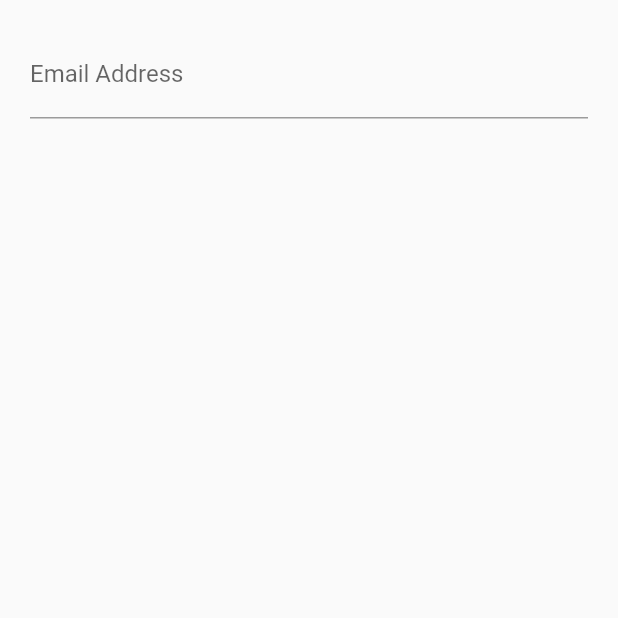
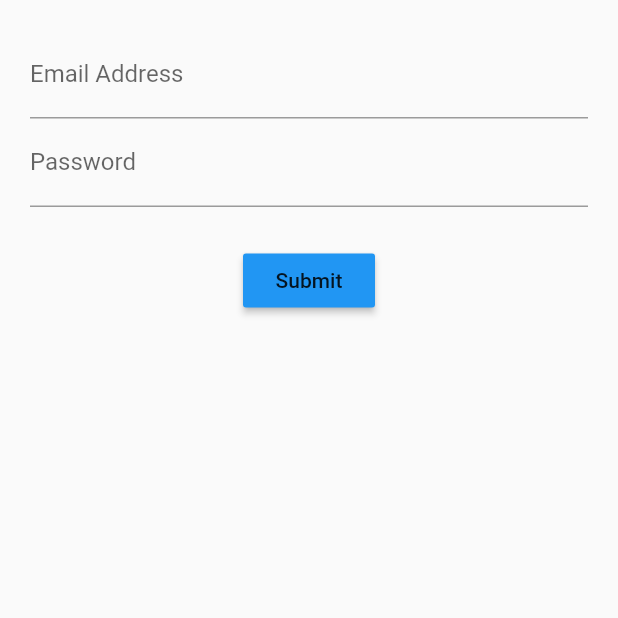
Before and after one commit to garciawell/flutteradvancedapp, a Flutter app: the screen it shows after launch, on a phone screen of 412 x 824 dp, the top half of it. Run offline on Flutter 3.47's test engine with Material 2 defaults, Android fonts, the phone set to English and light mode, and no system bars.

Commit message:
Creating form handle submit and validation fields with globalkey

```diff
--- a/lib/src/screens/login_screen.dart
+++ b/lib/src/screens/login_screen.dart
@@ -7,15 +7,19 @@ class LoginScreen extends StatefulWidget {
 }
 
 class LoginScreenState extends State<LoginScreen> {
+  final formKey = GlobalKey<FormState>();
+
   Widget build(context) {
     return Container(
       margin: EdgeInsets.all(20.0),
       child: Form(
+        key: formKey,
         child: Column(
           children: [
             emailField(),
-            // passwordField(),
-            // submitButton(),
+            passwordField(),
+            Container(margin: EdgeInsets.only(top: 25.0)),
+            submitButton(),
           ],
         ),
       ),
@@ -24,14 +28,42 @@ class LoginScreenState extends State<LoginScreen> {
 
   Widget emailField() {
     return TextFormField(
+      keyboardType: TextInputType.emailAddress,
       decoration: InputDecoration(
         labelText: 'Email Address',
         hintText: 'email@email.com',
       ),
+      validator: (String value) {
+        if (!value.contains('@')) {
+          return 'Please enter a valid email';
+        }
+        return null;
+      },
     );
   }
 
-  Widget passwordField() {}
+  Widget passwordField() {
+    return TextFormField(
+        obscureText: false,
+        decoration: InputDecoration(
+          labelText: 'Password',
+          hintText: 'Password',
+        ),
+        validator: (String value) {
+          if (value.length < 4) {
+            return 'Password must be at least 4 characteres';
+          }
+          return null;
+        });
+  }
 
-  Widget submitButton() {}
+  Widget submitButton() {
+    return RaisedButton(
+      child: Text('Submit'),
+      color: Colors.blue,
+      onPressed: () {
+        formKey.currentState.validate();
+      },
+    );
+  }
 }
```
